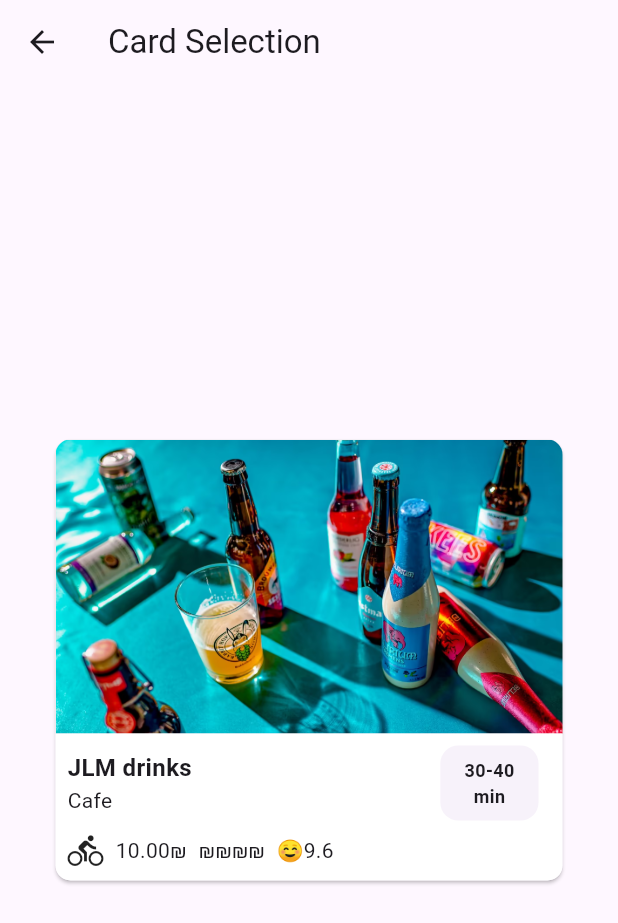
After one commit to Idanmal8/animation_repo_flutter, a Flutter app: the screen it shows after launch, after a tap on "Select card", on a phone screen of 412 x 824 dp. The commit adds this screen. Shown: the top 923 px of the screen. Run offline on Flutter 3.47's test engine with Material 3 defaults, Android fonts, the light colour scheme and no system bars; our stand-ins replace flutter_card_swiper.

Commit message:
select card animation

```diff
--- a/animation_samples/lib/app.dart
+++ b/animation_samples/lib/app.dart
@@ -90,6 +90,14 @@ class MyApp extends StatelessWidget {
                         },
                       ),
                     ),
+                    Card(
+                      child: ListTile(
+                        title: const Text('Select card'),
+                        onTap: () => {
+                          controller.navigateToSelectCards(context),
+                        },
+                      ),
+                    ),
                   ],
                 ),
               );
--- /dev/null
+++ b/animation_samples/lib/card_selection/card_selection.dart
@@ -0,0 +1,205 @@
+import 'package:animation_samples/card_selection/widgets/wave_paintet.dart';
+import 'package:flutter/material.dart';
+
+class CardSelection extends StatefulWidget {
+  const CardSelection({super.key});
+
+  @override
+  _CardSelectionState createState() => _CardSelectionState();
+}
+
+class _CardSelectionState extends State<CardSelection>
+    with TickerProviderStateMixin {
+  late AnimationController _scaleController;
+  late Animation<double> _scaleAnimation;
+  late AnimationController _waveController;
+  late Animation<double> _waveAnimation;
+
+  @override
+  void initState() {
+    super.initState();
+    _scaleController = AnimationController(
+      duration: const Duration(milliseconds: 800),
+      vsync: this,
+    );
+    _scaleAnimation = TweenSequence(
+      [
+        TweenSequenceItem(
+          tween: Tween(begin: 1.0, end: 0.95)
+              .chain(CurveTween(curve: Curves.easeInOut)),
+          weight: 1,
+        ),
+        TweenSequenceItem(
+          tween: Tween(begin: 0.95, end: 1.05)
+              .chain(CurveTween(curve: Curves.easeInOut)),
+          weight: 1,
+        ),
+        TweenSequenceItem(
+          tween: Tween(begin: 1.05, end: 1.0)
+              .chain(CurveTween(curve: Curves.easeInOut)),
+          weight: 1,
+        ),
+      ],
+    ).animate(_scaleController);
+
+    _waveController = AnimationController(
+      duration: const Duration(milliseconds: 800),
+      vsync: this,
+    );
+    _waveAnimation = Tween(begin: 0.0, end: 1.0).animate(CurvedAnimation(
+      parent: _waveController,
+      curve: Curves.easeInOut,
+    ));
+  }
+
+  void _bounce() {
+    _scaleController.forward(from: 0);
+    _waveController.forward(from: 0);
+  }
+
+  @override
+  void dispose() {
+    _scaleController.dispose();
+    _waveController.dispose();
+    super.dispose();
+  }
+
+  @override
+  Widget build(BuildContext context) {
+    return Scaffold(
+      appBar: AppBar(
+        title: const Text('Card Selection'),
+      ),
+      body: Center(
+        child: GestureDetector(
+          onTap: _bounce,
+          child: ScaleTransition(
+            scale: _scaleAnimation,
+            child: Stack(
+              children: [
+                Container(
+                  decoration: BoxDecoration(
+                    borderRadius: BorderRadius.circular(10),
+                  ),
+                  alignment: Alignment.center,
+                  width: 370,
+                  height: 310,
+                  child: Card(
+                    shape: RoundedRectangleBorder(
+                      borderRadius: BorderRadius.circular(10),
+                    ),
+                    child: Column(
+                      children: [
+                        Expanded(
+                          flex: 4,
+                          child: ClipRRect(
+                            borderRadius: const BorderRadius.only(
+                              topLeft: Radius.circular(10),
+                              topRight: Radius.circular(10),
+                            ),
+                            child: Container(
+                              color: const Color.fromARGB(255, 239, 239, 239),
+                              child: Image.asset(
+                                'assets/beer.png',
+                                fit: BoxFit.cover,
+                              ),
+                            ),
+                          ),
+                        ),
+                        Expanded(
+                          flex: 2,
+                          child: Container(
+                            decoration: const BoxDecoration(
+                              borderRadius: BorderRadius.only(
+                                bottomLeft: Radius.circular(10),
+                                bottomRight: Radius.circular(10),
+                              ),
+                              color: Colors.white,
+                            ),
+                            child: const Column(
+                              mainAxisSize: MainAxisSize.max,
+                              mainAxisAlignment: MainAxisAlignment.spaceBetween,
+                              children: [
+                                Row(
+                                  mainAxisSize: MainAxisSize.max,
+                                  mainAxisAlignment:
+                                      MainAxisAlignment.spaceBetween,
+                                  children: [
+                                    Padding(
+                                      padding:
+                                          EdgeInsets.symmetric(horizontal: 8.0),
+                                      child: Column(
+                                        crossAxisAlignment:
+                                            CrossAxisAlignment.start,
+                                        children: [
+                                          Text(
+                                            'JLM drinks',
+                                            style: TextStyle(
+                                              fontSize: 16,
+                                              fontWeight: FontWeight.bold,
+                                            ),
+                                          ),
+                                          Text('Cafe'),
+                                        ],
+                                      ),
+                                    ),
+                                    Card(
+                                      elevation: 0,
+                                      child: Padding(
+                                        padding: EdgeInsets.symmetric(
+                                            horizontal: 16.0, vertical: 8.0),
+                                        child: Column(
+                                          mainAxisAlignment:
+                                              MainAxisAlignment.center,
+                                          children: [
+                                            Text(
+                                              '30-40',
+                                              style: TextStyle(
+                                                fontSize: 12,
+                                                fontWeight: FontWeight.bold,
+                                              ),
+                                            ),
+                                            Text(
+                                              'min',
+                                              style: TextStyle(
+                                                fontSize: 12,
+                                                fontWeight: FontWeight.bold,
+                                              ),
+                                            ),
+                                          ],
+                                        ),
+                                      ),
+                                    )
+                                  ],
+                                ),
+                                Padding(
+                                  padding: EdgeInsets.only(
+                                      left: 8, right: 8, bottom: 8),
+                                  child: Row(
+                                    children: [
+                                      Icon(Icons.directions_bike),
+                                      SizedBox(width: 8),
+                                      Text('10.00₪'),
+                                      SizedBox(width: 8),
+                                      Text('₪₪₪₪'),
+                                      SizedBox(width: 8),
+                                      Text('☺️9.6')
+                                    ],
+                                  ),
+                                )
+                              ],
+                            ),
+                          ),
+                        ),
+                      ],
+                    ),
+                  ),
+                ),
+              ],
+            ),
+          ),
+        ),
+      ),
+    );
+  }
+}
--- /dev/null
+++ b/animation_samples/lib/card_selection/widgets/wave_paintet.dart
@@ -0,0 +1,49 @@
+import 'package:flutter/material.dart';
+import 'dart:math';
+
+class WavePainter extends CustomPainter {
+  final double waveProgress;
+
+  WavePainter(this.waveProgress);
+
+  @override
+  void paint(Canvas canvas, Size size) {
+    final paint = Paint()
+      ..color = Colors.white.withOpacity(1 - waveProgress) // Fade out effect
+      ..style = PaintingStyle.fill;
+
+    final path = Path();
+    final startX = size.width;
+    final startY = size.height;
+    const endX = 0.0;
+    const endY = 0.0;
+
+    // Calculate the control point for the quadratic bezier curve
+    final controlX = startX - (startX - endX) * 0.1;
+    final controlY = startY - (startY - endY) * 0.9;
+
+    // Calculate the radius of the tear drop
+    final radius = waveProgress * size.width * 1.5;
+
+    // Move to the starting point (bottom right)
+    path.moveTo(startX, startY);
+
+    // Draw the quadratic bezier curve
+    path.quadraticBezierTo(controlX, controlY, endX + radius, endY + radius);
+
+    // Draw the arc for the tear drop shape
+    path.arcTo(Rect.fromCircle(center: const Offset(endX, endY), radius: radius),
+        -pi / 4, pi / 2, false);
+
+    // Close the path
+    path.lineTo(startX, startY);
+    path.close();
+
+    canvas.drawPath(path, paint);
+  }
+
+  @override
+  bool shouldRepaint(covariant CustomPainter oldDelegate) {
+    return true;
+  }
+}
--- a/animation_samples/lib/controller/home_screen_controller.dart
+++ b/animation_samples/lib/controller/home_screen_controller.dart
@@ -1,3 +1,4 @@
+import 'package:animation_samples/card_selection/card_selection.dart';
 import 'package:animation_samples/date_time_addition_table/date_time_addition_table.dart';
 import 'package:animation_samples/enum_designs/enum_design.dart';
 import 'package:animation_samples/half_circle_fill_precentege_screen/half_screen_precentege_fill_screen.dart';
@@ -58,4 +59,10 @@ class HomeScreenController extends ChangeNotifier {
           builder: (context) => const SelectStackUserList()),
     );
   }
+  Future<void> navigateToSelectCards(BuildContext context) async {
+    await Navigator.of(context).push(
+      MaterialPageRoute(
+          builder: (context) => const CardSelection()),
+    );
+  }
 }
--- a/animation_samples/pubspec.yaml
+++ b/animation_samples/pubspec.yaml
@@ -62,9 +62,8 @@ flutter:
   uses-material-design: true
 
   # To add assets to your application, add an assets section, like this:
-  # assets:
-  #   - images/a_dot_burr.jpeg
-  #   - images/a_dot_ham.jpeg
+  assets:
+    - assets/beer.png
 
   # An image asset can refer to one or more resolution-specific "variants", see
   # https://flutter.dev/assets-and-images/#resolution-aware
```
Also changed, not shown: animation_samples/assets/beer.png (added).
